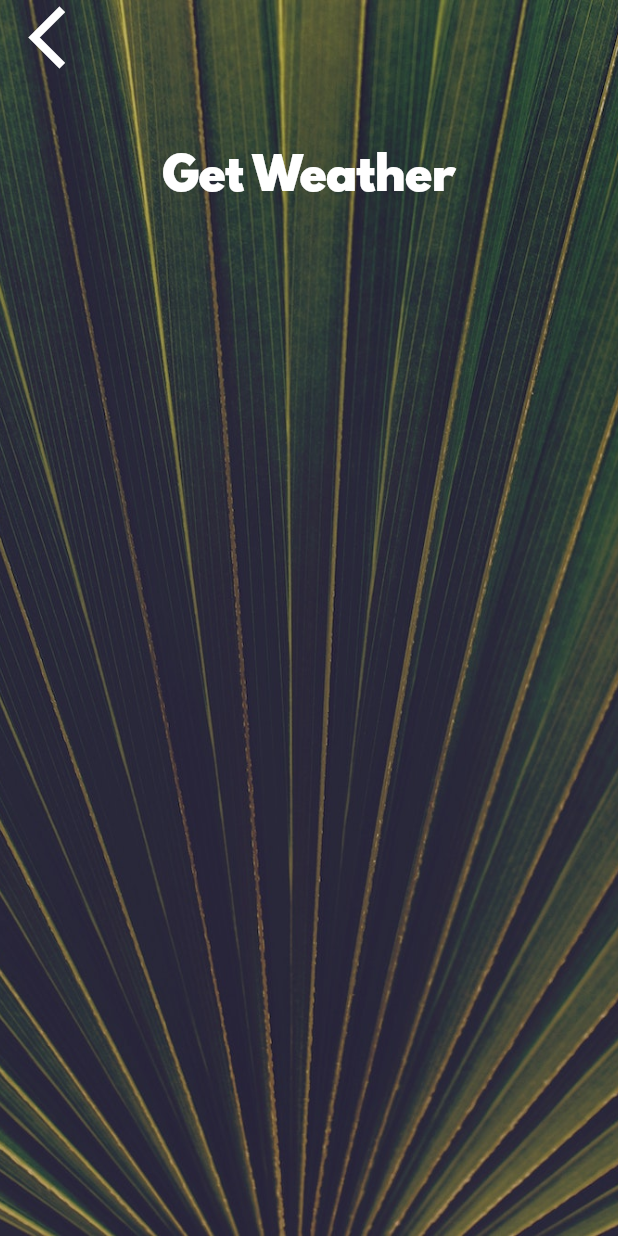
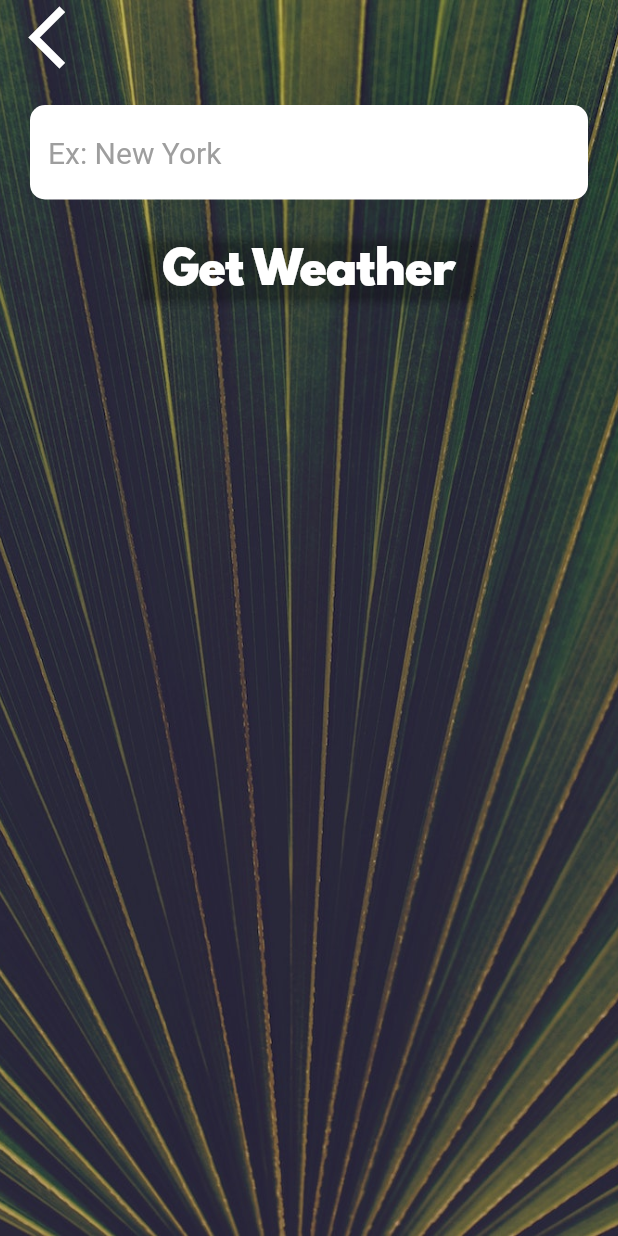
Before and after one commit to GEspinosa7/flutter_study, a Flutter app: the CityScreen screen opened directly, on a phone screen of 412 x 824 dp. Run offline on Flutter 3.47's test engine with Material 2 defaults, Android fonts, the phone set to English and light mode, and no system bars; our stand-ins replace audioplayers, flutter_spinkit, font_awesome_flutter, geolocator, rflutter_alert; network calls fail.

Commit message:
add form to search any city weather

```diff
--- a/Clima/lib/screens/city_screen.dart
+++ b/Clima/lib/screens/city_screen.dart
@@ -7,6 +7,7 @@ class CityScreen extends StatefulWidget {
 }
 
 class _CityScreenState extends State<CityScreen> {
+  String cityName;
   @override
   Widget build(BuildContext context) {
     return Scaffold(
@@ -24,7 +25,9 @@ class _CityScreenState extends State<CityScreen> {
               Align(
                 alignment: Alignment.topLeft,
                 child: FlatButton(
-                  onPressed: () {},
+                  onPressed: () {
+                    Navigator.pop(context);
+                  },
                   child: Icon(
                     Icons.arrow_back_ios,
                     size: 50.0,
@@ -33,10 +36,20 @@ class _CityScreenState extends State<CityScreen> {
               ),
               Container(
                 padding: EdgeInsets.all(20.0),
-                child: null,
+                child: TextField(
+                  style: kTextFieldStyle,
+                  decoration: kTextFieldDecoration,
+                  onChanged: (value) {
+                    cityName = value;
+                  },
+                ),
               ),
-              FlatButton(
-                onPressed: () {},
+              RaisedButton(
+                color: Colors.transparent,
+                onPressed: () {
+                  Navigator.pop(context, cityName);
+                },
+                splashColor: Colors.blueGrey,
                 child: Text(
                   'Get Weather',
                   style: kButtonTextStyle,
--- a/Clima/lib/utilities/constants.dart
+++ b/Clima/lib/utilities/constants.dart
@@ -18,3 +18,28 @@ const kButtonTextStyle = TextStyle(
 const kConditionTextStyle = TextStyle(
   fontSize: 80.0,
 );
+
+const kTextFieldDecoration = InputDecoration(
+  filled: true,
+  fillColor: Colors.white,
+  hintText: "Ex: New York",
+  hintStyle: TextStyle(
+    color: Colors.grey,
+    fontSize: 20.0,
+  ),
+  border: OutlineInputBorder(
+    borderRadius: BorderRadius.all(
+      Radius.circular(10.0),
+    ),
+    borderSide: BorderSide.none,
+  ),
+);
+
+const kTextFieldStyle = TextStyle(
+  color: Colors.grey,
+  fontSize: 20.0,
+);
+
+const kOpenWeatherMapURL = 'https://api.openweathermap.org/data/2.5/weather';
+
+const kApiKey = 'create you account in openweather to get this api key';
```
Also changed, not shown: Clima/lib/screens/loading_screen.dart (+3 -12 lines), Clima/lib/screens/location_screen.dart (+28 -2 lines), Clima/lib/services/weather.dart (+22 -0 lines), 1 other file.
